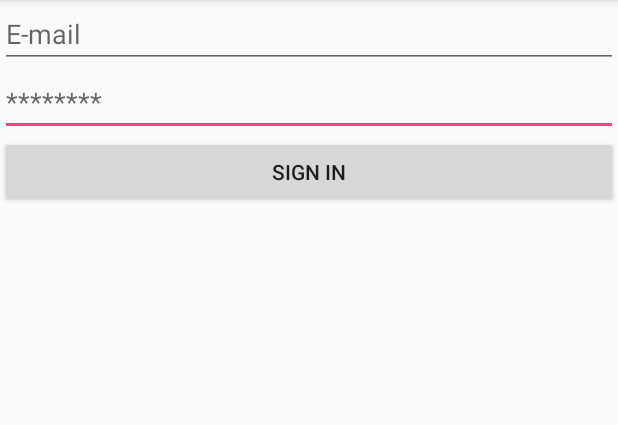
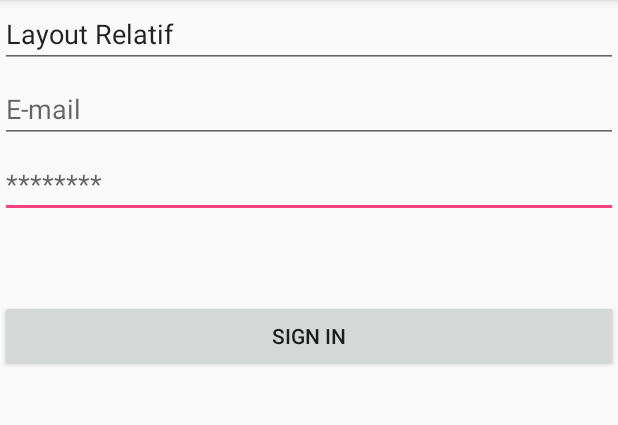
Before and after one commit to HEIG-Boom/SYM_Labo1, an Android app: the screen it shows after launch (MainActivity), on a phone screen of 412 x 824 dp, the part 84-509 px from its top. Run offline under Robolectric (Android 15) with nearby library versions, the phone set to English and light mode, and no system bars.

Commit message:
relative Layout

```diff
--- a/src/app/src/main/java/ch/heigvd/sym/template/MainActivity.java
+++ b/src/app/src/main/java/ch/heigvd/sym/template/MainActivity.java
@@ -57,7 +57,7 @@ public class MainActivity extends AppCompatActivity {
     protected void onCreate(Bundle savedInstanceState) {
         super.onCreate(savedInstanceState);
         // Show the welcome screen / login authentication dialog
-        setContentView(R.layout.authent);
+        setContentView(R.layout.authent_rel);
 
         // Add users
         users.put("toto@tutu.com", new Pair<>("tata", "toto.jpg"));
--- /dev/null
+++ b/src/app/src/main/res/layout/authent_rel.xml
@@ -0,0 +1,43 @@
+<?xml version="1.0" encoding="utf-8"?>
+<RelativeLayout xmlns:android="http://schemas.android.com/apk/res/android"
+    android:layout_width="match_parent"
+    android:layout_height="match_parent"
+    android:orientation="vertical" >
+
+    <EditText
+        android:id="@+id/title"
+        android:layout_width="match_parent"
+        android:layout_height="wrap_content"
+        android:ems="10"
+        android:inputType="textPersonName"
+        android:text="Layout Relatif" />
+
+    <EditText
+        android:id="@+id/email"
+        android:layout_width="match_parent"
+        android:layout_height="wrap_content"
+        android:hint="@string/email"
+        android:inputType="textEmailAddress"
+        android:translationY="50dp" >
+        <requestFocus />
+    </EditText>
+
+    <EditText
+        android:id="@+id/password"
+        android:layout_width="match_parent"
+        android:layout_height="wrap_content"
+        android:hint="@string/password"
+        android:inputType="textPassword"
+        android:translationY="100dp">
+
+        <requestFocus />
+    </EditText>
+
+    <Button
+        android:id="@+id/buttOk"
+        android:layout_width="match_parent"
+        android:layout_height="wrap_content"
+        android:text="@string/signin"
+        android:translationY="200dp" />
+
+</RelativeLayout>
```
